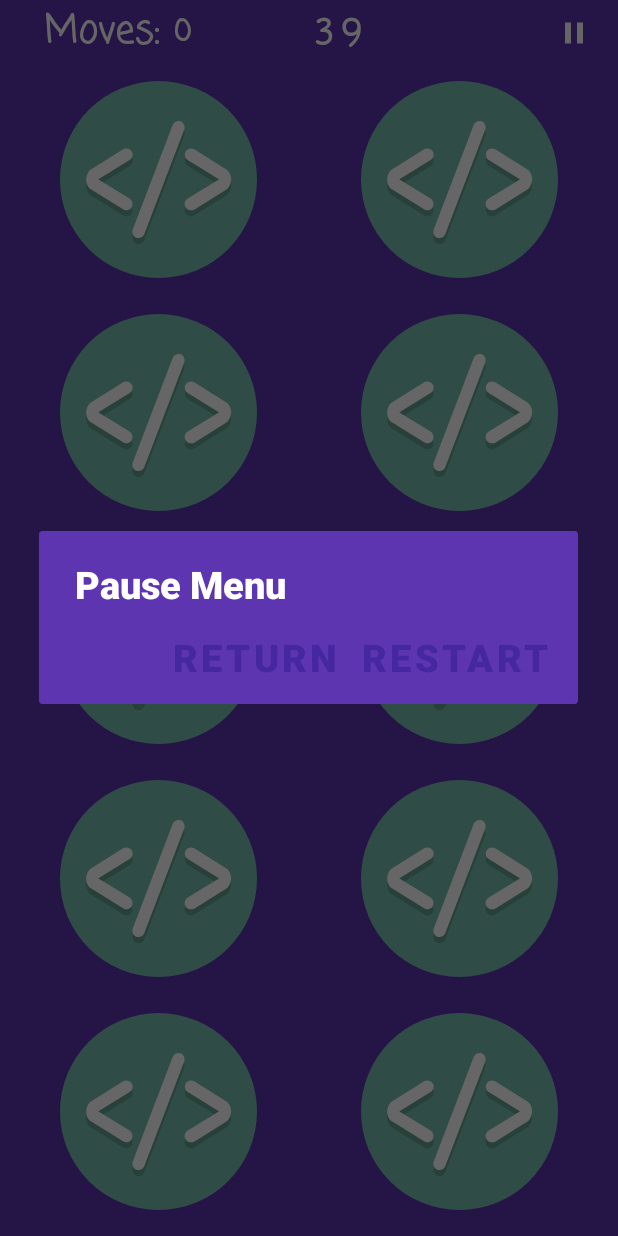
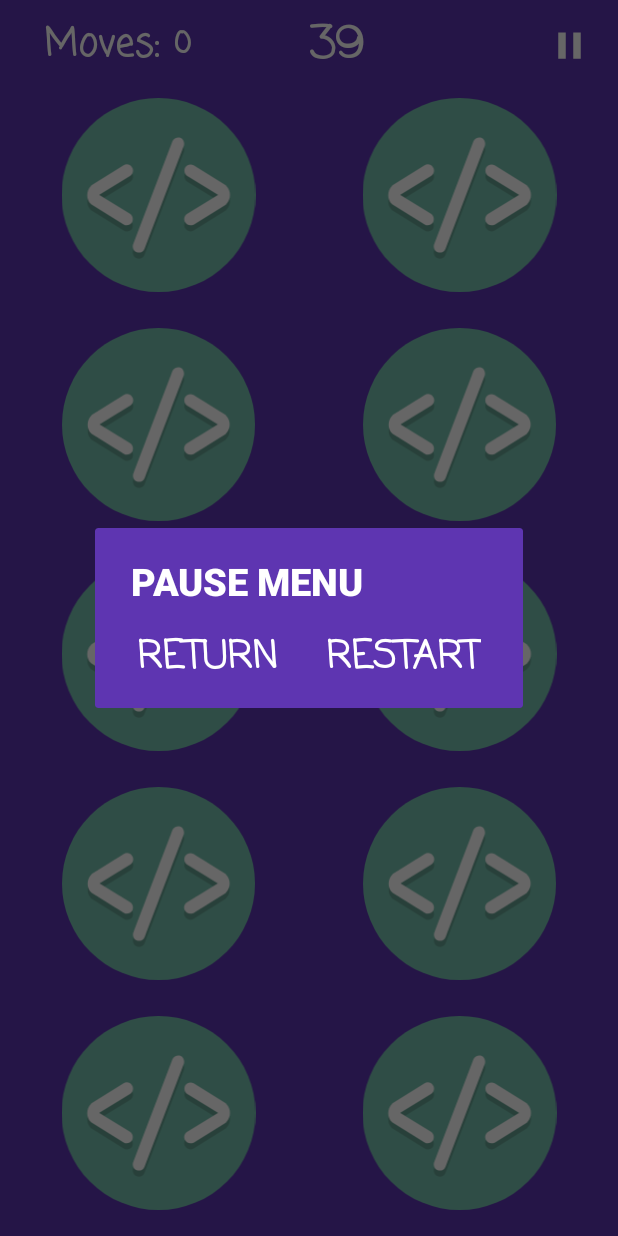
Before and after one commit to ogleon/GameMemo, an Android app: the GameActivity2 screen opened directly, with no data from a screen before it, after a tap on an icon or button, on a phone screen of 412 x 824 dp. Run offline under Robolectric (Android 15) with nearby library versions, the phone set to English and light mode, and no system bars.

Commit message:
third/last commit:
The game is working now with persistent data to handle screen rotation changes. All the buttons and screen are finished.

Things to improve upon:
- Timer glitches a little bit when rotating.
- Change the game logic when flipping cards so that you can turn a card down or upside-down.
- Add button on MenuScreen to change the theme of the app to darkmode

```diff
--- a/app/src/main/AndroidManifest.xml
+++ b/app/src/main/AndroidManifest.xml
@@ -4,9 +4,9 @@
 
     <application
         android:allowBackup="false"
-        android:icon="@mipmap/ic_launcher"
+        android:icon="@drawable/ic_default"
         android:label="@string/app_name"
-        android:roundIcon="@mipmap/ic_launcher_round"
+        android:roundIcon="@drawable/ic_default"
         android:supportsRtl="true"
         android:theme="@style/Theme.GameMemo">
         <activity
--- a/app/src/main/java/lion/coding/gamememo/model/CardProvider.kt
+++ b/app/src/main/java/lion/coding/gamememo/model/CardProvider.kt
@@ -3,7 +3,6 @@ package lion.coding.gamememo.model
 import lion.coding.gamememo.R.drawable.*
 
 class CardProvider {
-
 
     companion object {
 
@@ -53,5 +52,4 @@ class CardProvider {
             return imagesLevelNormal
         }
     }
-
 }
--- a/app/src/main/java/lion/coding/gamememo/views/GameActivity2.kt
+++ b/app/src/main/java/lion/coding/gamememo/views/GameActivity2.kt
@@ -46,6 +46,8 @@ class GameActivity2 : AppCompatActivity() {
         gameEngine()
     }
 
+    //GAME FUNCTIONS
+
     private fun updateViews() {
         checkIfAllMatched()
         cardViewModel2.cards.forEachIndexed { index, card ->
@@ -61,23 +63,12 @@ class GameActivity2 : AppCompatActivity() {
         }
     }
 
-    override fun onSaveInstanceState(outState: Bundle, outPersistentState: PersistableBundle) {
-        super.onSaveInstanceState(outState, outPersistentState)
-        cardViewModel2.pauseCounter()
-    }
-
-    override fun onRestoreInstanceState(savedInstanceState: Bundle) {
-        super.onRestoreInstanceState(savedInstanceState)
-        cardViewModel2.resumeCounter()
-        updateViews()
-    }
-
     private fun gameEngine() {
         cardViewModel2.startCounter()
         observeTimeLiveData()
         observeGameStatus()
         observeMovesLiveData()
-        observeFinished()
+        observeFinishedLiveData()
         buttons.forEachIndexed { index, button ->
             button.setOnClickListener {
                 cardViewModel2.updateModels(index)
@@ -85,6 +76,44 @@ class GameActivity2 : AppCompatActivity() {
             }
         }
     }
+
+    private fun reloadGame() {
+        startActivity(Intent(this, GameActivity2::class.java))
+    }
+
+    private fun checkIfAllMatched(){
+        val cardsMatched = cardViewModel2.cards.filter { it.value!!.isMatched }
+        cardViewModel2.cardsMatchedScore.value = cardsMatched.size
+        if (cardsMatched.size == 10) {
+            cardViewModel2.allMatchedCards.value = true
+        }
+    }
+
+    private fun sendScores() {
+        val intent = Intent(this, ResultActivity::class.java)
+        intent.putExtra("score", binding.textViewMovesValue.text.toString())
+        intent.putExtra("matches", cardViewModel2.cardsMatchedScore.value.toString())
+        intent.putExtra("activity", GameActivity2::class.java.simpleName)
+        startActivity(intent)
+    }
+
+    private fun showPauseDialog() {
+        val alertDialog = AlertDialog.Builder(this, R.style.AlertDialog)
+        alertDialog.apply {
+            setTitle(getString(R.string.titleAlertDialogPause))
+            setCancelable(false)
+
+            setPositiveButton(getString(R.string.option1AlertDialogPause)) { _, _ ->
+                reloadGame()
+            }
+            setNegativeButton(R.string.option2AlertDialogPause) { _, _ ->
+                setCancelable(true)
+                cardViewModel2.resumeCounter()
+            }
+        }.create().show()
+    }
+
+    //OBSERVERS
 
     @SuppressLint("SetTextI18n")
     private fun observeMovesLiveData() {
@@ -95,8 +124,8 @@ class GameActivity2 : AppCompatActivity() {
     }
 
     private fun observeGameStatus() {
-        val allCardsMatched = Observer<Boolean> { matched ->
-            if (matched) {
+        val allCardsMatched = Observer<Boolean> { allMatched ->
+            if (allMatched) {
                 sendScores()
             }
         }
@@ -111,7 +140,7 @@ class GameActivity2 : AppCompatActivity() {
         cardViewModel2.secondsLiveData.observe(this, secondsObserve)
     }
 
-    private fun observeFinished() {
+    private fun observeFinishedLiveData() {
         val finished = Observer<Boolean> { finish ->
             if (finish) {
                 sendScores()
@@ -120,39 +149,17 @@ class GameActivity2 : AppCompatActivity() {
         cardViewModel2.finished.observe(this, finished)
     }
 
-    private fun sendScores() {
-        val intent = Intent(this, ResultActivity::class.java)
-        intent.putExtra("score", binding.textViewMovesValue.text.toString())
-        intent.putExtra("matches", cardViewModel2.cardsMatchedScore.value.toString())
-        intent.putExtra("activity", GameActivity2::class.java.simpleName)
-        startActivity(intent)
+    //HANDLES SCREEN ROTATIONS
+
+    override fun onSaveInstanceState(outState: Bundle, outPersistentState: PersistableBundle) {
+        super.onSaveInstanceState(outState, outPersistentState)
+        cardViewModel2.pauseCounter()
     }
 
-    private fun showPauseDialog() {
-        val alertDialog = AlertDialog.Builder(this)
-        alertDialog.apply {
-            setTitle("Pause Menu")
-            setCancelable(false)
-
-            setPositiveButton("Restart") { _, _ ->
-                reloadGame()
-            }
-            setNegativeButton("Return") { _, _ ->
-                setCancelable(true)
-                cardViewModel2.resumeCounter()
-            }
-        }.create().show()
+    override fun onRestoreInstanceState(savedInstanceState: Bundle) {
+        super.onRestoreInstanceState(savedInstanceState)
+        cardViewModel2.resumeCounter()
+        updateViews()
     }
 
-    private fun reloadGame() {
-        startActivity(Intent(this, GameActivity2::class.java))
-    }
-
-    private fun checkIfAllMatched(){
-        val cardsMatched = cardViewModel2.cards.filter { it.value!!.isMatched }
-        cardViewModel2.cardsMatchedScore.value = cardsMatched.size
-        if (cardsMatched.size == 10) {
-            cardViewModel2.allMatchedCards.value = true
-        }
-    }
 }
--- a/app/src/main/java/lion/coding/gamememo/views/MenuActivity.kt
+++ b/app/src/main/java/lion/coding/gamememo/views/MenuActivity.kt
@@ -46,7 +46,7 @@ class MenuActivity : AppCompatActivity(), AdapterView.OnItemSelectedListener {
     }
 
     private fun showDefaultDialog() {
-        val alertDialog = AlertDialog.Builder(this)
+        val alertDialog = AlertDialog.Builder(this, R.style.AlertDialog)
         alertDialog.apply {
             setTitle("Instructions/Rules:")
             setMessage(
--- a/app/src/main/java/lion/coding/gamememo/views/ResultActivity.kt
+++ b/app/src/main/java/lion/coding/gamememo/views/ResultActivity.kt
@@ -25,7 +25,7 @@ class ResultActivity : AppCompatActivity() {
         binding.bShareMenu.setOnClickListener {
             val sendIntent: Intent = Intent().apply {
                 action = Intent.ACTION_SEND
-                putExtra(Intent.EXTRA_TEXT, binding.textViewScoreValue.text)
+                putExtra(Intent.EXTRA_TEXT, binding.tvScoreValue.text)
                 type = "text/plain"
             }
             val shareIntent = Intent.createChooser(sendIntent, null)
@@ -49,10 +49,10 @@ class ResultActivity : AppCompatActivity() {
         val matches = intent.getStringExtra("matches")
         activity = intent.getStringExtra("activity")
         if (activity == "GameActivity2") {
-            binding.textViewScoreValue.text =
+            binding.tvScoreValue.text =
                 "Moves: " + score + "\n" + "Matches: " + (matches!!.toInt() / 2) + "/5"
         } else if (activity == "GameActivity") {
-            binding.textViewScoreValue.text =
+            binding.tvScoreValue.text =
                 "Moves: " + score + "\n" + "Matches: " + (matches!!.toInt() / 2) + "/8"
         }
     }
--- a/app/src/main/res/layout-land/activity_game.xml
+++ b/app/src/main/res/layout-land/activity_game.xml
@@ -61,7 +61,7 @@
             android:layout_height="match_parent"
             android:layout_gravity="center_vertical"
             android:layout_weight="1"
-            android:theme="@style/buttonPause"
+            android:theme="@style/generalButtons"
             android:scaleType="fitEnd"
             app:srcCompat="@drawable/ic_pause"
             tools:ignore="ContentDescription,SpeakableTextPresentCheck" />
--- a/app/src/main/res/layout-land/activity_game2.xml
+++ b/app/src/main/res/layout-land/activity_game2.xml
@@ -54,7 +54,7 @@
             android:layout_height="match_parent"
             android:layout_weight="1"
             android:scaleType="fitEnd"
-            android:theme="@style/buttonPause"
+            android:theme="@style/generalButtons"
             app:srcCompat="@drawable/ic_pause"
             tools:ignore="ContentDescription,SpeakableTextPresentCheck" />
 
--- a/app/src/main/res/layout/activity_game2.xml
+++ b/app/src/main/res/layout/activity_game2.xml
@@ -11,6 +11,7 @@
         android:layout_width="match_parent"
         android:layout_height="wrap_content"
         android:layout_marginStart="5dp"
+        android:layout_marginTop="5dp"
         android:layout_marginEnd="5dp"
         android:orientation="horizontal"
         app:layout_constraintEnd_toEndOf="parent"
@@ -22,7 +23,6 @@
             android:layout_width="match_parent"
             android:layout_height="match_parent"
             android:layout_weight="1"
-            android:fontFamily="casual"
             android:gravity="center_vertical|end"
             android:text="@string/defaultValueMoves"
             android:textSize="25sp" />
@@ -32,7 +32,6 @@
             android:layout_width="match_parent"
             android:layout_height="match_parent"
             android:layout_weight="1"
-            android:fontFamily="casual"
             android:gravity="start|center_vertical"
             android:paddingStart="10dp"
             android:paddingEnd="10dp"
@@ -44,7 +43,6 @@
             android:layout_height="match_parent"
             android:layout_weight="1"
             android:backgroundTint="@color/transparent_background"
-            android:fontFamily="serif-monospace"
             android:gravity="start|center_vertical"
             android:textSize="30sp" />
 
@@ -53,8 +51,9 @@
             android:layout_width="match_parent"
             android:layout_height="match_parent"
             android:layout_weight="1"
+            android:minHeight="50dp"
             android:scaleType="fitEnd"
-            android:theme="@style/buttonPause"
+            android:theme="@style/generalButtons"
             app:srcCompat="@drawable/ic_pause"
             tools:ignore="ContentDescription,SpeakableTextPresentCheck" />
 
--- a/app/src/main/res/values-night/themes.xml
+++ b/app/src/main/res/values-night/themes.xml
@@ -1,13 +1,13 @@
 <resources xmlns:tools="http://schemas.android.com/tools">
     <!-- Base application theme. -->
-    <style name="Theme.GameMemo" parent="Theme.MaterialComponents.DayNight.DarkActionBar">
+    <style name="Theme.GameMemo" parent="Theme.MaterialComponents.DayNight.NoActionBar">
         <item name="colorPrimary">@color/black</item>
         <item name="colorPrimaryVariant">#5C5252</item>
         <item name="colorOnPrimary">@color/white</item>
         <item name="android:statusBarColor" tools:targetApi="l">?attr/colorPrimaryVariant</item>
         <item name="android:backgroundTint"> @color/black</item>
         <item name="android:textStyle">bold</item>
-        <item name="android:textColor">@color/primaryTextColor</item>
+        <item name="android:textColor">@color/white</item>
         <item name="android:textSize">25sp</item>
     </style>
 </resources>
--- a/app/src/main/res/values/colors.xml
+++ b/app/src/main/res/values/colors.xml
@@ -2,9 +2,7 @@
 <resources>
     <color name="black">#FF000000</color>
     <color name="white">#FFFFFFFF</color>
-    <color name="primaryColor">#4527a0</color>
-    <color name="primaryLightColor">#7953d2</color>
+    <color name="primaryColor">#5E35B1</color>
     <color name="primaryDarkColor">#000070</color>
-    <color name="primaryTextColor">#ffffff</color>
     <color name="transparent_background">#00F44336</color>
 </resources>
--- a/app/src/main/res/values/strings.xml
+++ b/app/src/main/res/values/strings.xml
@@ -1,5 +1,5 @@
 <resources>
-    <string name="app_name">MemoGame</string>
+    <string name="app_name">MG: ANIMALS</string>
     <string name="defaultValueTimer">000</string>
     <string name="defaultValueMoves">Moves:</string>
     <string name="menuScreenButton1">PLAY</string>
@@ -10,6 +10,9 @@
     <string name="resultScreen_bMenu">MENU</string>
     <string name="resultScreen_bShare">share</string>
     <string name="placeholder">love</string>
+    <string name="titleAlertDialogPause">PAUSE MENU</string>
+    <string name="option1AlertDialogPause">Restart</string>
+    <string name="option2AlertDialogPause">Return</string>
 
     <string-array name="Difficulties">
         <item>Normal</item>
--- a/app/src/main/res/values/themes.xml
+++ b/app/src/main/res/values/themes.xml
@@ -1,13 +1,13 @@
-<resources xmlns:tools="http://schemas.android.com/tools">
+<resources>
     <!-- Base application theme. -->
     <style name="Theme.GameMemo" parent="Theme.MaterialComponents.DayNight.NoActionBar">
         <!-- Primary brand color. -->
         <item name="colorPrimary">@color/primaryColor</item>
-        <item name="colorPrimaryVariant">@color/primaryDarkColor</item>
-        <item name="android:statusBarColor" tools:targetApi="l">?attr/colorPrimaryVariant</item>
-        <item name="android:backgroundTint">#5E35B1</item>
+        <item name="android:statusBarColor">@color/primaryColor</item>
+        <item name="android:backgroundTint">@color/primaryColor</item>
         <item name="android:textStyle">bold</item>
-        <item name="android:textColor">@color/primaryTextColor</item>
+        <item name="fontFamily">casual</item>
+        <item name="android:textColor">@color/white</item>
         <item name="android:textSize">25sp</item>
     </style>
 
@@ -15,14 +15,21 @@
         <item name="android:windowBackground">@drawable/splash</item>
     </style>
 
-    <style name="buttonPause" parent="Theme.MaterialComponents.DayNight.NoActionBar">
+    <style name="generalButtons" parent="Theme.MaterialComponents.DayNight.NoActionBar">
         <item name="android:backgroundTint">@color/transparent_background</item>
+        <item name="android:textColor">@color/white</item>
     </style>
 
     <style name="mySpinnerItemStyle" parent="Theme.MaterialComponents.DayNight.NoActionBar">
         <item name="android:textColor">@color/white</item>
         <item name="android:textSize">25sp</item>
+        <item name="android:fontFamily">casual</item>
         <item name="backgroundTint">@color/white</item>
         <item name="android:textAlignment">center</item>
     </style>
+
+    <style name="AlertDialog" parent="Base.Theme.AppCompat.Light.Dialog">
+        <item name="android:textColorPrimary">@color/white</item>
+        <item name="android:textStyle">bold</item>
+    </style>
 </resources>
```
Also changed, not shown: app/src/main/java/lion/coding/gamememo/viewmodel/CardViewModel.kt (+8 -23 lines), app/src/main/java/lion/coding/gamememo/viewmodel/CardViewModel2.kt (+3 -18 lines), app/src/main/java/lion/coding/gamememo/views/GameActivity.kt (+46 -41 lines), app/src/main/res/layout-land/activity_menu.xml (+4 -7 lines), app/src/main/res/layout-land/activity_result.xml (+5 -6 lines), app/src/main/res/layout/activity_game.xml (+2 -5 lines), app/src/main/res/layout/activity_menu.xml (+4 -6 lines), app/src/main/res/layout/activity_result.xml (+7 -8 lines).
